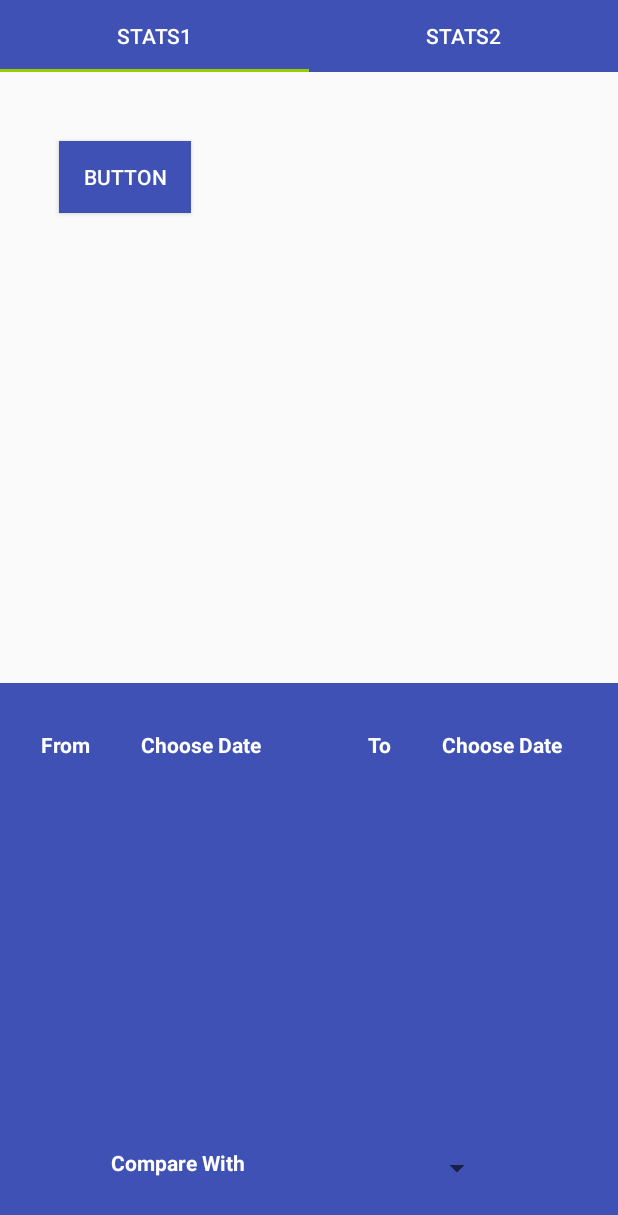
After one commit to luisnmartins/feup-lpoo, an Android app: the StatsActivity screen opened directly, with no data from a screen before it, on a phone screen of 412 x 824 dp. The commit adds this screen. Shown: the top 1215 px of the screen. Run offline under Robolectric (Android 15) with nearby library versions, the phone set to English and light mode, and no system bars.

Commit message:
Date picker dialog

```diff
--- a/PocketSave/app/src/main/java/lpoo/pocketsave/View/CatStatsFragment.java
+++ b/PocketSave/app/src/main/java/lpoo/pocketsave/View/CatStatsFragment.java
@@ -48,8 +48,8 @@ public class CatStatsFragment extends Fragment {
     @Override
     public void onDetach() {
         super.onDetach();
-        MainActivity activity = (MainActivity) getActivity();
-        activity.getmToolbar().setTitle("Main Menu");
+       // MainActivity activity = (MainActivity) getActivity();
+       // activity.getmToolbar().setTitle("Main Menu");
     }
 
 
--- /dev/null
+++ b/PocketSave/app/src/main/java/lpoo/pocketsave/View/StatsActivity.java
@@ -0,0 +1,111 @@
+package lpoo.pocketsave.View;
+
+import android.content.Context;
+import android.support.design.widget.TabLayout;
+import android.support.v4.app.DialogFragment;
+import android.support.v4.app.Fragment;
+import android.support.v4.app.FragmentManager;
+import android.support.v4.app.FragmentPagerAdapter;
+import android.support.v4.content.ContextCompat;
+import android.support.v4.view.PagerAdapter;
+import android.support.v4.view.ViewPager;
+import android.support.v7.app.AppCompatActivity;
+import android.os.Bundle;
+import android.view.View;
+import android.widget.TextView;
+
+import lpoo.pocketsave.R;
+
+public class StatsActivity extends AppCompatActivity {
+
+
+    TabLayout tabLayout;
+    ViewPager viewPager;
+    CustomAdapter customAdapter;
+
+
+    @Override
+    protected void onCreate(Bundle savedInstanceState) {
+        super.onCreate(savedInstanceState);
+        setContentView(R.layout.activity_stats);
+
+        customAdapter = new CustomAdapter(getSupportFragmentManager(),getApplicationContext());
+
+        viewPager = (ViewPager) findViewById(R.id.viewpager);
+        viewPager.setAdapter(customAdapter);
+
+        tabLayout = (TabLayout) findViewById(R.id.tablayout);
+        tabLayout.setTabTextColors(
+                ContextCompat.getColor(getBaseContext(), android.R.color.white),
+                ContextCompat.getColor(getBaseContext(), android.R.color.white)
+        );
+        tabLayout.setupWithViewPager(viewPager);
+
+        tabLayout.setOnTabSelectedListener(new TabLayout.OnTabSelectedListener() {
+            @Override
+            public void onTabSelected(TabLayout.Tab tab) {
+                viewPager.setCurrentItem(tab.getPosition());
+            }
+
+            @Override
+            public void onTabUnselected(TabLayout.Tab tab) {
+                viewPager.setCurrentItem(tab.getPosition());
+            }
+
+            @Override
+            public void onTabReselected(TabLayout.Tab tab) {
+                viewPager.setCurrentItem(tab.getPosition());
+
+            }
+        });
+    }
+
+    private class CustomAdapter extends FragmentPagerAdapter {
+        private String fragments [] = {"Stats1","Stats2"};
+        public CustomAdapter(FragmentManager supportFragmentManager, Context applicationContext) {
+
+            super(supportFragmentManager);
+        }
+
+        @Override
+        public Fragment getItem(int position) {
+            switch (position){
+                case 0: {
+                    return new CatStatsFragment();
+                }
+                case 1:{
+                    return new StatsFragment();
+                }
+                default:
+                    return null;
+            }
+        }
+
+        @Override
+        public int getCount() {
+            return fragments.length;
+        }
+
+        @Override
+        public CharSequence getPageTitle(int position) {
+            return fragments[position];
+        }
+    }
+    public void setCatsChoose(View view)
+    {
+        DialogFragment dialog = new ChooseCategoriesDialog();
+        dialog.show(getSupportFragmentManager(),"ChooseCategoriesDialog");
+    }
+
+    public void showDatePickerDialog(View v)
+    {
+        DialogFragment newFragment = new DatePickerFragment().newInstance(v.getId());
+        newFragment.show(getSupportFragmentManager(),"datePicker");
+        //Bundle args = newFragment.getArguments();
+        //int date[] = args.getIntArray("date");
+       // v.setText(date[0]+"/"+date[1]+"/"+date[2]);
+
+    }
+
+
+}
--- a/PocketSave/app/src/main/java/lpoo/pocketsave/View/StatsFragment.java
+++ b/PocketSave/app/src/main/java/lpoo/pocketsave/View/StatsFragment.java
@@ -154,8 +154,8 @@ public class StatsFragment extends Fragment {
     @Override
     public void onDetach() {
         super.onDetach();
-        MainActivity activity = (MainActivity) getActivity();
-        activity.getmToolbar().setTitle("Main Menu");
+        //MainActivity activity = (MainActivity) getActivity();
+        //activity.getmToolbar().setTitle("Main Menu");
         mListener = null;
     }
 
--- /dev/null
+++ b/PocketSave/app/src/main/res/layout/activity_stats.xml
@@ -0,0 +1,30 @@
+<?xml version="1.0" encoding="utf-8"?>
+<RelativeLayout xmlns:android="http://schemas.android.com/apk/res/android"
+    xmlns:app="http://schemas.android.com/apk/res-auto"
+    xmlns:tools="http://schemas.android.com/tools"
+    android:layout_width="match_parent"
+    android:layout_height="match_parent"
+    tools:context="lpoo.pocketsave.View.StatsActivity">
+
+    <android.support.design.widget.TabLayout
+        android:layout_width="match_parent"
+        android:layout_height="wrap_content"
+        android:layout_alignParentTop="true"
+        android:layout_centerHorizontal="true"
+        android:id="@+id/tablayout"
+        android:background="@color/colorPrimary"
+        app:tabMode="fixed"
+        app:tabIndicatorColor="@android:color/holo_green_light"
+        app:tabGravity="fill">
+
+    </android.support.design.widget.TabLayout>
+
+    <android.support.v4.view.ViewPager
+        android:layout_width="wrap_content"
+        android:layout_height="wrap_content"
+        android:layout_below="@id/tablayout"
+        android:id="@+id/viewpager">
+
+
+    </android.support.v4.view.ViewPager>
+</RelativeLayout>
--- a/PocketSave/app/src/main/res/layout/catstats_fragment.xml
+++ b/PocketSave/app/src/main/res/layout/catstats_fragment.xml
@@ -26,7 +26,7 @@
     </RelativeLayout>
 
     <TextView
-        android:id="@+id/From"
+        android:id="@+id/From1"
         android:layout_width="wrap_content"
         android:layout_height="wrap_content"
         android:layout_alignParentStart="true"
@@ -41,15 +41,16 @@
         android:id="@+id/chooseFrom"
         android:layout_width="wrap_content"
         android:layout_height="wrap_content"
-        android:layout_alignBottom="@+id/From"
+        android:layout_alignBottom="@+id/From1"
         android:textColor="@android:color/white"
         android:textStyle="bold"
         android:layout_marginStart="33dp"
-        android:layout_toEndOf="@+id/From"
+        android:layout_toEndOf="@+id/From1"
+        android:onClick="showDatePickerDialog"
         android:text="Choose Date" />
 
     <TextView
-        android:id="@+id/To"
+        android:id="@+id/To1"
         android:layout_width="wrap_content"
         android:layout_height="wrap_content"
         android:text="To"
@@ -67,9 +68,10 @@
         android:layout_marginEnd="37dp"
         android:textColor="@android:color/white"
         android:textStyle="bold"
+        android:onClick="showDatePickerDialog"
         android:text="Choose Date"
-        android:layout_alignBaseline="@+id/To"
-        android:layout_alignBottom="@+id/To"
+        android:layout_alignBaseline="@+id/To1"
+        android:layout_alignBottom="@+id/To1"
         android:layout_alignParentEnd="true" />
 
     <TextView
@@ -79,7 +81,7 @@
         android:layout_alignParentBottom="true"
         android:layout_marginBottom="39dp"
         android:layout_marginStart="13dp"
-        android:layout_toEndOf="@+id/From"
+        android:layout_toEndOf="@+id/From1"
         android:text="Compare With"
         android:textColor="@android:color/white"
         android:textStyle="bold" />
@@ -89,7 +91,7 @@
         android:layout_width="wrap_content"
         android:layout_height="wrap_content"
         android:layout_alignParentTop="true"
-        android:layout_alignStart="@+id/From"
+        android:layout_alignStart="@+id/From1"
         android:layout_marginStart="12dp"
         android:layout_marginTop="46dp"
         android:background="@color/colorPrimary"
--- a/PocketSave/app/src/main/res/layout/content_main.xml
+++ b/PocketSave/app/src/main/res/layout/content_main.xml
@@ -5,8 +5,7 @@
     android:layout_width="match_parent"
     android:layout_height="match_parent"
     app:layout_behavior="@string/appbar_scrolling_view_behavior"
-    tools:context="lpoo.pocketsave.View.MainActivity"
-    tools:showIn="@layout/activity_main">
+    tools:context="lpoo.pocketsave.View.MainActivity">
 
     <Button
         android:id="@+id/Cat1btn"
@@ -110,7 +109,7 @@
         android:layout_marginTop="23dp"
         android:text="TextView"
         android:textAppearance="@style/TextAppearance.AppCompat"
-        android:onClick="setStatsAlert"
+        android:onClick="getStats"
         android:layout_below="@+id/BalanceText"
         android:layout_alignStart="@+id/BalanceText" />
 
--- a/PocketSave/app/src/main/res/values/strings.xml
+++ b/PocketSave/app/src/main/res/values/strings.xml
@@ -25,7 +25,6 @@
     </string>
 
 
-
     <!-- TODO: Remove or change this placeholder text -->
     <string name="hello_blank_fragment">Hello blank fragment</string>
 </resources>
```
Also changed, not shown: PocketSave/app/src/main/AndroidManifest.xml (+4 -3 lines), PocketSave/app/src/main/java/lpoo/pocketsave/View/DatePickerFragment.java (added, +88 -0 lines), PocketSave/app/src/main/java/lpoo/pocketsave/View/MainActivity.java (+11 -7 lines), PocketSave/app/src/main/res/layout/fragment_stats.xml (+7 -1 lines).
